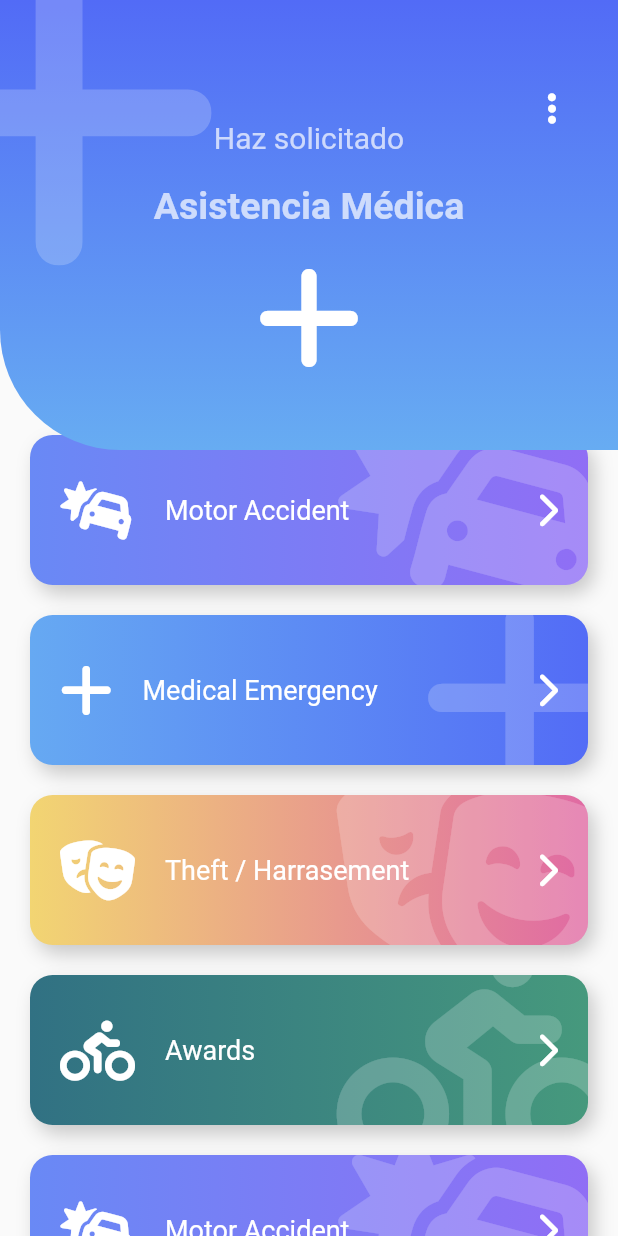
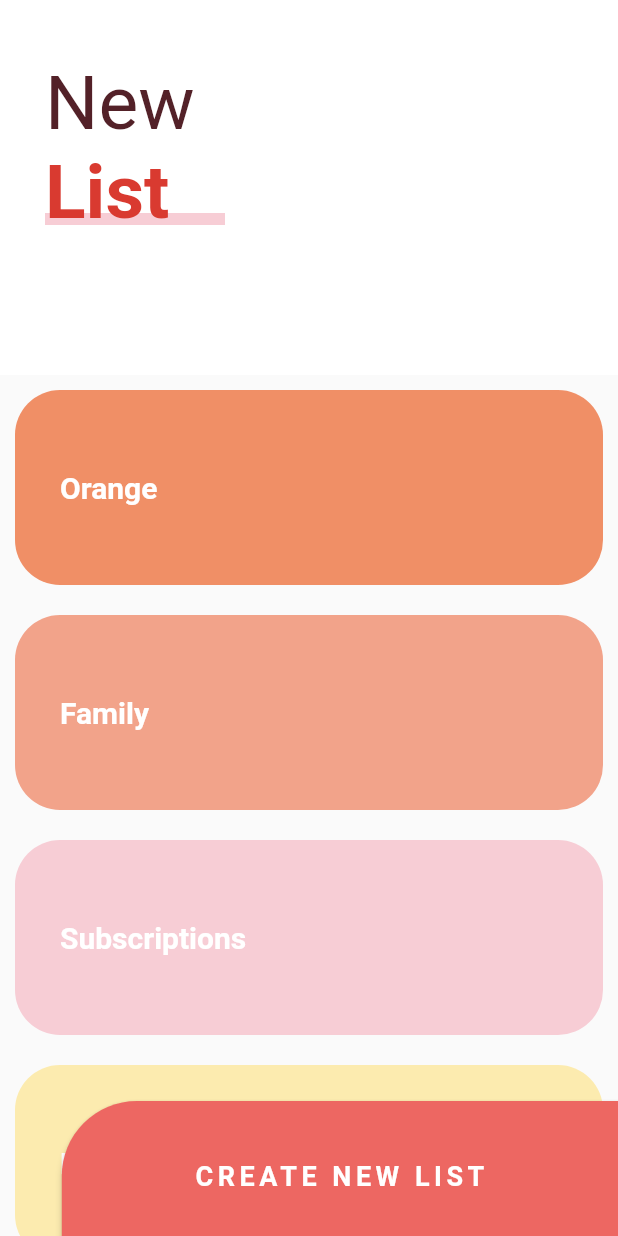
Before and after one commit to redemtiom/flutter_designs, a Flutter app: the screen it shows after launch, on a phone screen of 412 x 824 dp. Run offline on Flutter 3.47's test engine with Material 2 defaults, Android fonts, the phone set to English and light mode, and no system bars; our stand-ins replace animate_do, flutter_svg, font_awesome_flutter.

Commit message:
Added sliver example custom scroll view

```diff
--- a/lib/main.dart
+++ b/lib/main.dart
@@ -1,7 +1,8 @@
 //import 'package:disenos_app/src/pages/animaciones_page.dart';
 //import 'package:disenos_app/src/retos/cuadrado_animado_reto.dart';
 //import 'package:disenos_app/src/pages/graficas_circulares_page.dart';
-import 'package:disenos_app/src/pages/emergency_page.dart';
+//import 'package:disenos_app/src/pages/emergency_page.dart';
+import 'package:disenos_app/src/pages/sliver_list_page.dart';
 //import 'package:disenos_app/src/pages/printerest_page.dart';
 //import 'package:disenos_app/src/labs/slideshow_page.dart';
 //import 'package:disenos_app/src/pages/slideshow_page.dart';
@@ -24,7 +25,7 @@ class MyApp extends StatelessWidget {
       theme: ThemeData(
         primarySwatch: Colors.blue,
       ),
-      home: const EmergencyPage(),
+      home: const SliverListPage(),
     );
   }
 }
--- /dev/null
+++ b/lib/src/pages/sliver_list_page.dart
@@ -0,0 +1,216 @@
+import 'package:flutter/material.dart';
+
+class SliverListPage extends StatelessWidget {
+  const SliverListPage({Key? key}) : super(key: key);
+
+  @override
+  Widget build(BuildContext context) {
+    return Scaffold(
+      body: Stack(
+        children: [
+          _MainScroll(),
+          Positioned(bottom: -10, right: 0, child: _ButtonNewList()),
+        ],
+      ),
+    );
+  }
+}
+
+class _ButtonNewList extends StatelessWidget {
+  //const _ButtonNewList({Key? key}) : super(key: key);
+
+  @override
+  Widget build(BuildContext context) {
+    final size = MediaQuery.of(context).size;
+
+    return ElevatedButton(
+      style: ElevatedButton.styleFrom(
+        primary: Color(0xffED6762),
+        shape: RoundedRectangleBorder(
+          borderRadius: BorderRadius.only(topLeft: Radius.circular(50))
+        ),
+        minimumSize: Size(size.width * 0.9, 100)
+      ),
+      onPressed: () {},
+      child: Text(
+        'CREATE NEW LIST',
+        style: TextStyle(
+            color: Colors.white,
+            fontSize: 18,
+            fontWeight: FontWeight.bold,
+            letterSpacing: 3),
+      ),
+    );
+  }
+}
+
+class _MainScroll extends StatelessWidget {
+  const _MainScroll({Key? key}) : super(key: key);
+
+  @override
+  Widget build(BuildContext context) {
+    final items = [
+      const _ListItem(titulo: 'Orange', color: Color(0xffF08F66)),
+      const _ListItem(titulo: 'Family', color: Color(0xffF2A38A)),
+      const _ListItem(titulo: 'Subscriptions', color: Color(0xffF7CDD5)),
+      const _ListItem(titulo: 'Books', color: Color(0xffFCEBAF)),
+      const _ListItem(titulo: 'Orange', color: Color(0xffF08F66)),
+      const _ListItem(titulo: 'Family', color: Color(0xffF2A38A)),
+      const _ListItem(titulo: 'Subscriptions', color: Color(0xffF7CDD5)),
+      const _ListItem(titulo: 'Books', color: Color(0xffFCEBAF)),
+    ];
+
+    return CustomScrollView(
+      slivers: [
+        SliverPersistentHeader(
+          floating: true,
+          delegate: _SliverCustomHeaderDelegate(
+            minHeight: 202.0,
+            maxHeight: 250.0,
+            child: Container(color: Colors.white, child: const _Titulo()),
+          ),
+        ),
+        SliverList(
+            delegate: SliverChildListDelegate([
+          ...items,
+          SizedBox(
+            height: 100.0,
+          )
+        ]))
+        //SliverFillRemaining()
+      ],
+    );
+  }
+}
+
+class _SliverCustomHeaderDelegate extends SliverPersistentHeaderDelegate {
+  _SliverCustomHeaderDelegate(
+      {required this.minHeight, required this.maxHeight, required this.child});
+
+  final double minHeight;
+  final double maxHeight;
+  final Widget child;
+
+  @override
+  Widget build(
+      BuildContext context, double shrinkOffset, bool overlapsContent) {
+    // TODO: implement build
+    return SizedBox.expand(child: child);
+  }
+
+  @override
+  // TODO: implement maxExtent
+  double get maxExtent => maxHeight;
+
+  @override
+  // TODO: implement minExtent
+  double get minExtent => minHeight;
+
+  @override
+  bool shouldRebuild(covariant _SliverCustomHeaderDelegate oldDelegate) {
+    // TODO: implement shouldRebuild
+    return maxHeight != oldDelegate.maxHeight ||
+        minHeight != oldDelegate.minHeight ||
+        child != oldDelegate.child;
+  }
+}
+
+class _Titulo extends StatelessWidget {
+  const _Titulo({Key? key}) : super(key: key);
+
+  @override
+  Widget build(BuildContext context) {
+    return Container(
+      margin: const EdgeInsets.symmetric(horizontal: 30.0, vertical: 10.0),
+      width: double.infinity,
+      child: Column(
+        crossAxisAlignment: CrossAxisAlignment.start,
+        children: [
+          const SizedBox(height: 30),
+          const Text(
+            'New',
+            style: TextStyle(
+              color: Color(0xff532128),
+              fontSize: 50,
+            ),
+          ),
+          SizedBox(
+            width: double.infinity,
+            child: Stack(
+              children: [
+                Positioned(
+                  bottom: 8.0,
+                  child: Container(
+                    width: 120.0,
+                    height: 8.0,
+                    color: const Color(0xffF7CDD5),
+                  ),
+                ),
+                const Text(
+                  'List',
+                  style: TextStyle(
+                      color: Color(0xffD93A30),
+                      fontSize: 50,
+                      fontWeight: FontWeight.bold),
+                )
+              ],
+            ),
+          )
+        ],
+      ),
+    );
+  }
+}
+
+class _ListaTareas extends StatelessWidget {
+  const _ListaTareas({
+    Key? key,
+  }) : super(key: key);
+
+  @override
+  Widget build(BuildContext context) {
+    final items = [
+      const _ListItem(titulo: 'Orange', color: Color(0xffF08F66)),
+      const _ListItem(titulo: 'Family', color: Color(0xffF2A38A)),
+      const _ListItem(titulo: 'Subscriptions', color: Color(0xffF7CDD5)),
+      const _ListItem(titulo: 'Books', color: Color(0xffFCEBAF)),
+      const _ListItem(titulo: 'Orange', color: Color(0xffF08F66)),
+      const _ListItem(titulo: 'Family', color: Color(0xffF2A38A)),
+      const _ListItem(titulo: 'Subscriptions', color: Color(0xffF7CDD5)),
+      const _ListItem(titulo: 'Books', color: Color(0xffFCEBAF)),
+    ];
+
+    return ListView.builder(
+      itemCount: items.length,
+      itemBuilder: (BuildContext context, int index) => items[index],
+    );
+  }
+}
+
+class _ListItem extends StatelessWidget {
+  const _ListItem({
+    Key? key,
+    required this.titulo,
+    required this.color,
+  }) : super(key: key);
+
+  final String titulo;
+  final Color color;
+
+  @override
+  Widget build(BuildContext context) {
+    return Container(
+      margin: EdgeInsets.all(10.0),
+      padding: EdgeInsets.all(30.0),
+      alignment: Alignment.centerLeft,
+      height: 130.0,
+      decoration: BoxDecoration(
+          color: color, borderRadius: BorderRadius.circular(30.0)),
+      child: Text(
+        titulo,
+        style: TextStyle(
+            color: Colors.white, fontSize: 20, fontWeight: FontWeight.bold),
+      ),
+    );
+  }
+}
```
